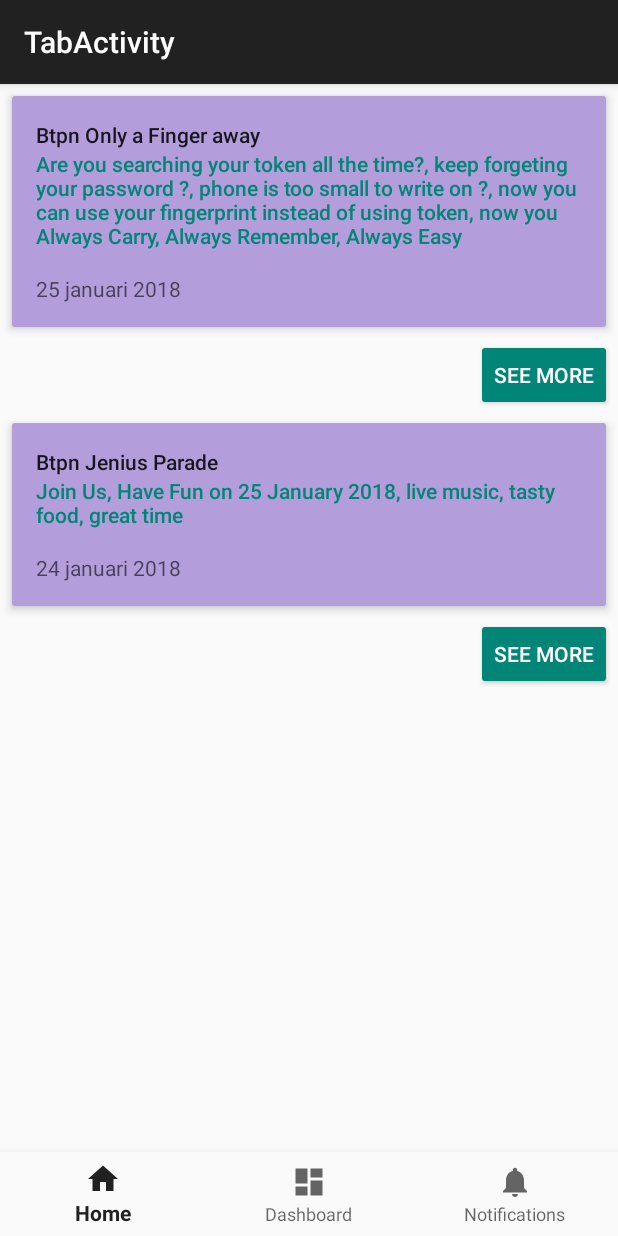
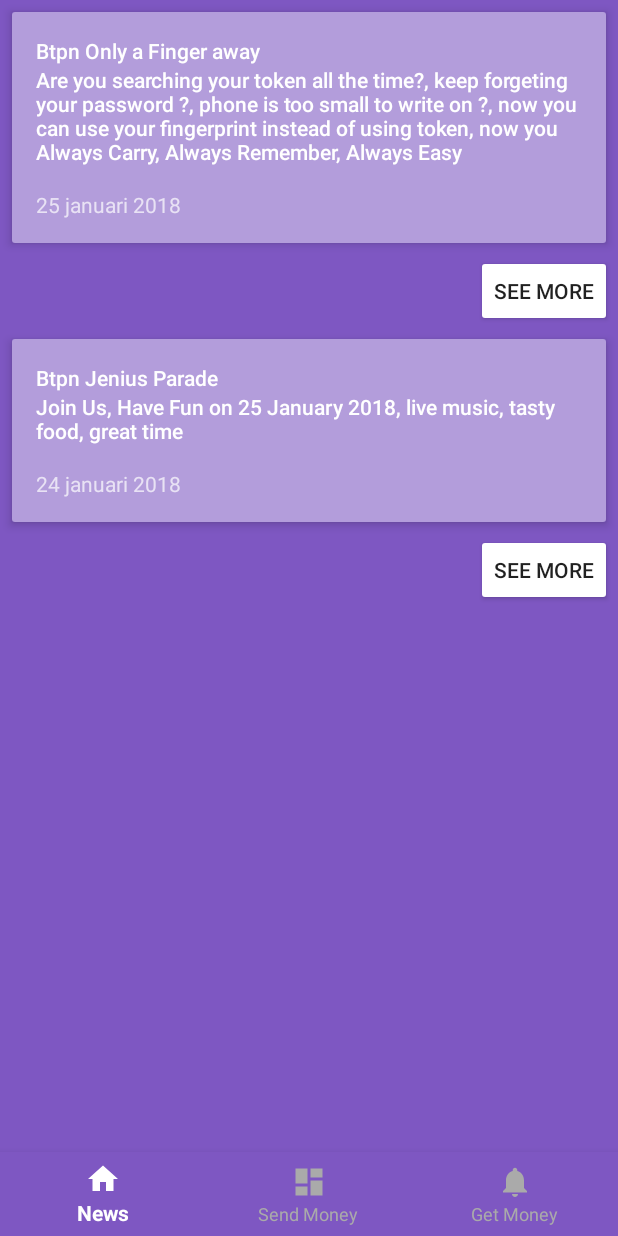
Before and after one commit to anthonyhadi/ProjectAsymmetricFingerprint, an Android app: the TabActivity screen opened directly, with no data from a screen before it, on a phone screen of 412 x 824 dp. Run offline under Robolectric (Android 15) with nearby library versions, the phone set to English and light mode, and no system bars.

Commit message:
change some coloring, and adding tab view for main menu

```diff
--- a/Application/src/main/AndroidManifest.xml
+++ b/Application/src/main/AndroidManifest.xml
@@ -55,7 +55,8 @@
             android:theme="@style/AppTheme.Dark" />
         <activity
             android:name=".TabActivity"
-            android:label="@string/title_activity_tab"></activity>
+            android:label="@string/title_activity_tab"
+            android:theme="@style/AppTheme.Dark" />
     </application>
 
 </manifest>
--- /dev/null
+++ b/Application/src/main/res/color/tabselector.xml
@@ -0,0 +1,5 @@
+<?xml version="1.0" encoding="utf-8"?>
+<selector xmlns:android="http://schemas.android.com/apk/res/android">
+    <item android:state_checked="true" android:color="@android:color/white" />
+    <item android:color="@android:color/darker_gray"  />
+</selector>
--- a/Application/src/main/res/layout/activity_tab.xml
+++ b/Application/src/main/res/layout/activity_tab.xml
@@ -130,6 +130,9 @@
         android:layout_height="wrap_content"
         android:layout_gravity="bottom"
         android:background="?android:attr/windowBackground"
+        app:itemIconTint="@color/tabselector"
+        app:itemTextColor="@color/tabselector"
+        android:layout_alignParentBottom="true"
         app:menu="@menu/navigation" />
 
 </LinearLayout>
--- a/Application/src/main/res/values-v21/base-template-styles.xml
+++ b/Application/src/main/res/values-v21/base-template-styles.xml
@@ -18,7 +18,7 @@
 <resources>
 
     <!-- Base application theme. -->
-    <style name="AppTheme" parent="Theme.AppCompat.Light.DarkActionBar">
+    <style name="AppTheme.Light" parent="Theme.AppCompat.Light">
         <!-- Customize your theme here. -->
     </style>
 
--- a/Application/src/main/res/values/strings.xml
+++ b/Application/src/main/res/values/strings.xml
@@ -40,9 +40,9 @@
     <string name="user_id_title">User ID</string>
     <string name="user_id_key">user_id</string>
     <string name="title_activity_tab">TabActivity</string>
-    <string name="title_home">Home</string>
-    <string name="title_dashboard">Dashboard</string>
-    <string name="title_notifications">Notifications</string>
+    <string name="title_home">News</string>
+    <string name="title_dashboard">Send Money</string>
+    <string name="title_notifications">Get Money</string>
     <string name="news_title1">Btpn Only a Finger away</string>
     <string name="news_desc1">Are you searching your token all the time?, keep forgeting your password ?, phone is too small to write on ?, now you can use your fingerprint instead of using token, now you Always Carry, Always Remember, Always Easy</string>
     <string name="news_date1">25 januari 2018</string>
```
Also changed, not shown: Application/src/main/java/com/example/android/asymmetricfingerprintdialog/LoginActivity.java (+27 -0 lines), Application/src/main/res/layout/activity_login.xml (+11 -2 lines).
